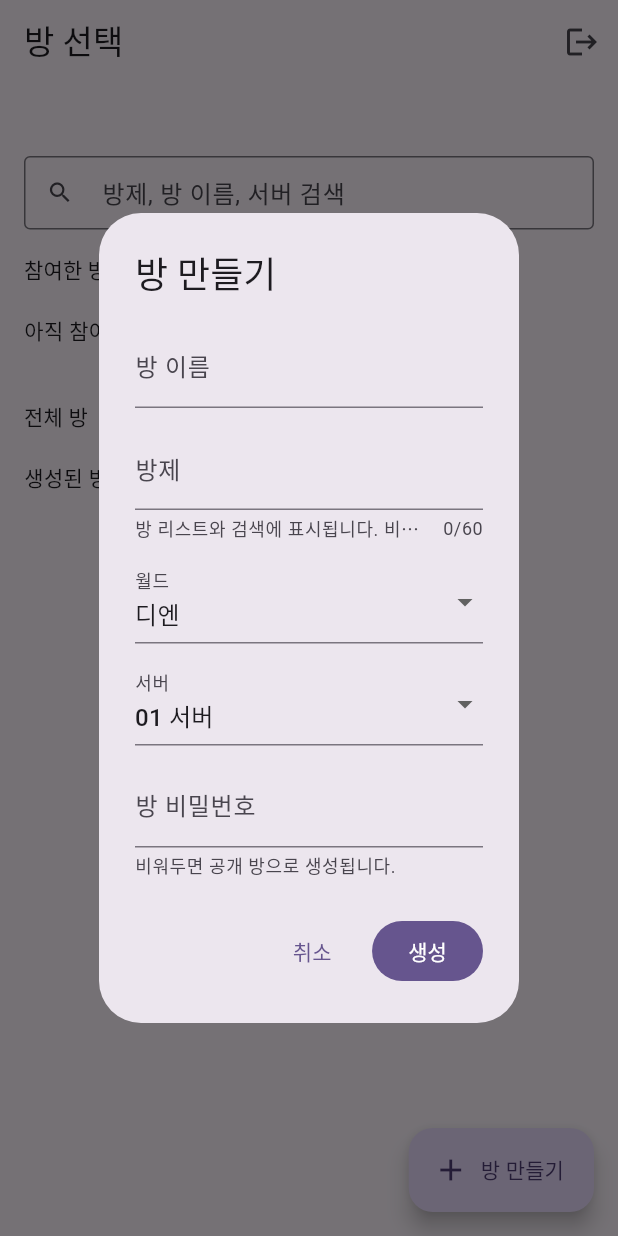
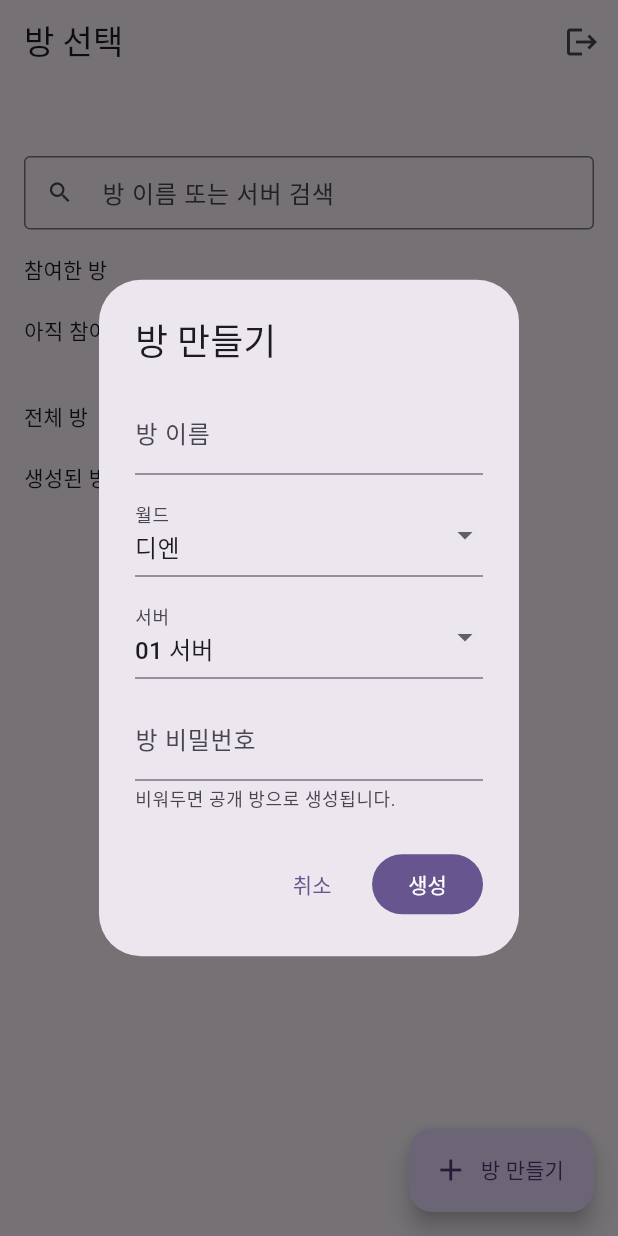
Before and after one commit to rkd0601/load-alarm, a Flutter app: the screen it shows once a user with an empty profile is signed in, after a tap on "방 만들기", on a phone screen of 412 x 824 dp. Run offline on Flutter 3.47's test engine with Material 3 defaults, Android fonts, the light colour scheme and no system bars; our stand-ins replace cloud_firestore, firebase_auth, firebase_core; missing offline and left inert: dart:html, dart:js_util; accounts and stored records are empty; network calls fail.

```diff
--- a/lib/features/rooms/domain/room.dart
+++ b/lib/features/rooms/domain/room.dart
@@ -2,7 +2,6 @@ class BossRoom {
   const BossRoom({
     required this.id,
     required this.name,
-    required this.title,
     required this.world,
     required this.worldName,
     required this.serverNo,
@@ -12,21 +11,17 @@ class BossRoom {
 
   final String id;
   final String name;
-  final String title;
   final String world;
   final String worldName;
   final int serverNo;
   final String ownerUid;
   final bool hasPassword;
 
-  String get displayTitle => title.trim().isEmpty ? name : title;
-
   String get serverLabel => '$worldName ${serverNo.toString().padLeft(2, '0')}';
 
   factory BossRoom.fromJson(String id, Map<String, dynamic> json) => BossRoom(
         id: id,
         name: json['name'] as String? ?? '',
-        title: json['title'] as String? ?? json['name'] as String? ?? '',
         world: json['world'] as String? ?? '',
         worldName: json['worldName'] as String? ?? '',
         serverNo: json['serverNo'] as int? ?? 0,
--- a/lib/features/rooms/presentation/room_lobby_page.dart
+++ b/lib/features/rooms/presentation/room_lobby_page.dart
@@ -60,8 +60,7 @@ class _RoomLobbyPageState extends State<RoomLobbyPage> {
     final keyword = search.trim();
     if (keyword.isEmpty) return rooms;
     return rooms
-        .where((room) => '${room.displayTitle} ${room.name} ${room.serverLabel}'
-            .contains(keyword))
+        .where((room) => '${room.name} ${room.serverLabel}'.contains(keyword))
         .toList();
   }
 
@@ -125,7 +124,7 @@ class _RoomLobbyPageState extends State<RoomLobbyPage> {
                   decoration: const InputDecoration(
                     isDense: true,
                     prefixIcon: Icon(Icons.search),
-                    hintText: '방제, 방 이름, 서버 검색',
+                    hintText: '방 이름 또는 서버 검색',
                     border: OutlineInputBorder(),
                   ),
                 ),
@@ -208,10 +207,8 @@ class _RoomTile extends StatelessWidget {
     return Card(
       child: ListTile(
         leading: Icon(room.hasPassword ? Icons.lock : Icons.meeting_room),
-        title: Text(room.displayTitle),
-        subtitle: Text(room.displayTitle == room.name
-            ? room.serverLabel
-            : '${room.name} · ${room.serverLabel}'),
+        title: Text(room.name),
+        subtitle: Text(room.serverLabel),
         trailing: Text(joined ? '입장' : '참여'),
         onTap: onTap,
       ),
@@ -230,7 +227,6 @@ class _CreateRoomDialog extends StatefulWidget {
 
 class _CreateRoomDialogState extends State<_CreateRoomDialog> {
   final name = TextEditingController();
-  final title = TextEditingController();
   final password = TextEditingController();
   GameWorld world = gameWorlds.first;
   int serverNo = 1;
@@ -240,7 +236,6 @@ class _CreateRoomDialogState extends State<_CreateRoomDialog> {
   @override
   void dispose() {
     name.dispose();
-    title.dispose();
     password.dispose();
     super.dispose();
   }
@@ -253,7 +248,6 @@ class _CreateRoomDialogState extends State<_CreateRoomDialog> {
     try {
       final room = await widget.service.createRoom(
         name: name.text,
-        title: title.text,
         server: GameServer(world: world, number: serverNo),
         password: password.text,
       );
@@ -276,15 +270,6 @@ class _CreateRoomDialogState extends State<_CreateRoomDialog> {
             TextField(
               controller: name,
               decoration: const InputDecoration(labelText: '방 이름'),
-            ),
-            const SizedBox(height: 12),
-            TextField(
-              controller: title,
-              maxLength: 60,
-              decoration: const InputDecoration(
-                labelText: '방제',
-                helperText: '방 리스트와 검색에 표시됩니다. 비워두면 방 이름을 사용합니다.',
-              ),
             ),
             const SizedBox(height: 12),
             DropdownButtonFormField<GameWorld>(
```
Also changed, not shown: lib/features/rooms/application/room_service.dart (+39 -15 lines), lib/features/rooms/presentation/room_home_page.dart (+74 -0 lines), 1 other file.
